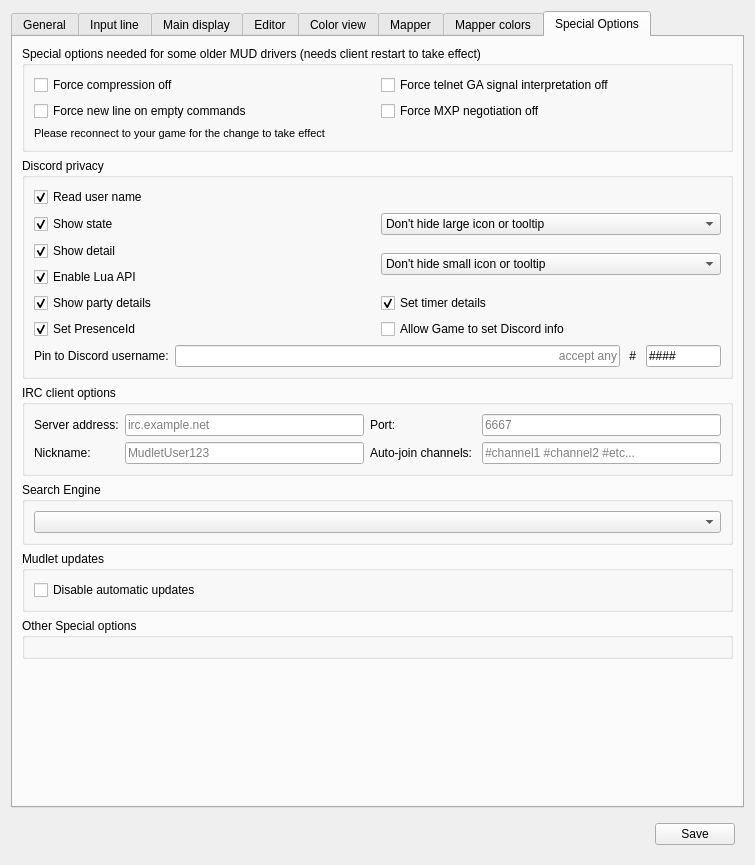
Above: src/ui/profile_preferences.ui from vadi2/Mudlet before the change. Below: the same form after it.
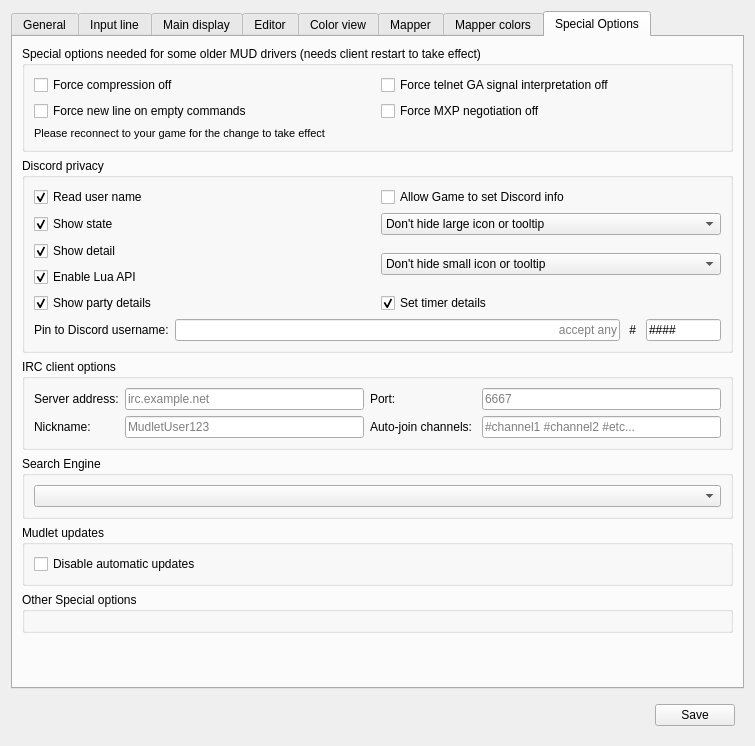
That is the form after the change. Icons and pictures are not drawn. Custom widgets are drawn as their Qt base class.

Commit message:
Remove option to block presenceID from the server
Should just have one "allow game to set discord info" option. I don't think server operators are interested in adding a lot of code for this corner case where they are forced to user 'known' servers.

What changed in the file:
```diff
--- a/src/ui/profile_preferences.ui
+++ b/src/ui/profile_preferences.ui
@@ -7,7 +7,7 @@
     <x>0</x>
     <y>0</y>
     <width>755</width>
-    <height>865</height>
+    <height>746</height>
    </rect>
   </property>
   <property name="sizePolicy">
@@ -2335,13 +2335,6 @@
             </property>
            </widget>
           </item>
-          <item row="5" column="1">
-           <widget class="QCheckBox" name="checkBox_discordServerAccess">
-            <property name="text">
-             <string>Allow Game to set Discord info</string>
-            </property>
-           </widget>
-          </item>
           <item row="4" column="1">
            <widget class="QCheckBox" name="checkBox_discordServerAccessToTimerInfo">
             <property name="text">
@@ -2381,16 +2374,6 @@
             </item>
            </widget>
           </item>
-          <item row="5" column="0">
-           <widget class="QCheckBox" name="checkBox_discordPresenceIsServerSettable">
-            <property name="text">
-             <string>Set PresenceId</string>
-            </property>
-            <property name="checked">
-             <bool>true</bool>
-            </property>
-           </widget>
-          </item>
           <item row="4" column="0">
            <widget class="QCheckBox" name="checkBox_discordServerAccessToPartyInfo">
             <property name="text">
@@ -2440,6 +2423,13 @@
             </property>
            </widget>
           </item>
+          <item row="0" column="1">
+           <widget class="QCheckBox" name="checkBox_discordServerAccess">
+            <property name="text">
+             <string>Allow Game to set Discord info</string>
+            </property>
+           </widget>
+          </item>
          </layout>
         </widget>
        </item>
```
The commit also changes 4 other files.
